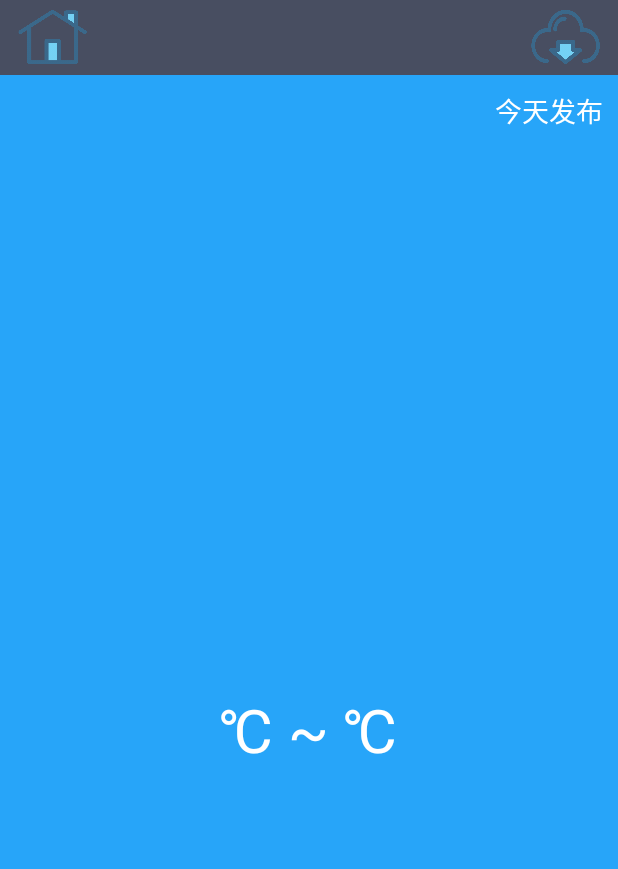
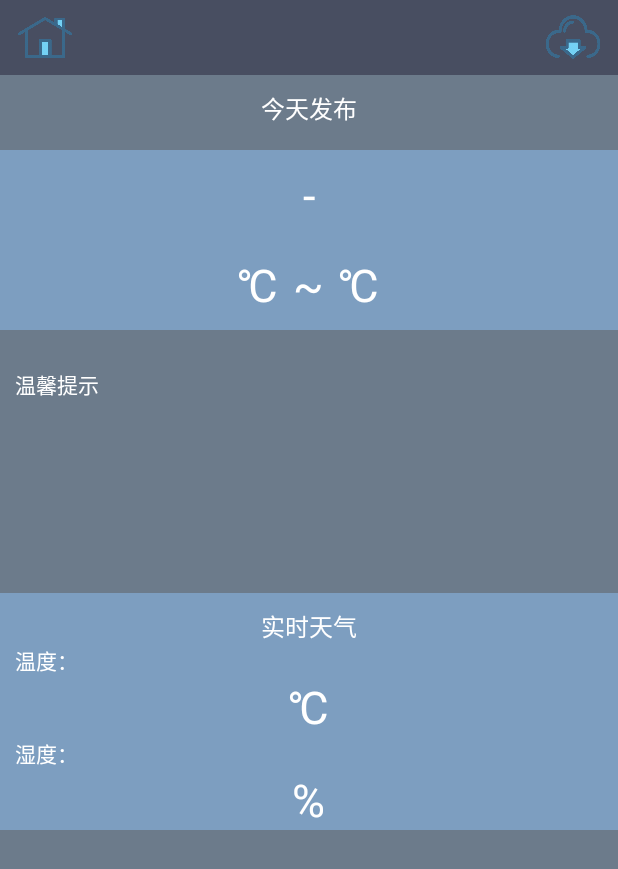
Before and after one commit to NPCMX/JustWeather, an Android app: the WeatherActivity screen opened directly, with no data from a screen before it, on a phone screen of 412 x 824 dp. Shown: the top 869 px of the screen. Run offline under Robolectric (Android 15) with nearby library versions, the phone set to English and light mode, and no system bars.

Commit message:
add more weather information to make it more useful,change its layout to be more clear.

```diff
--- a/app/src/main/AndroidManifest.xml
+++ b/app/src/main/AndroidManifest.xml
@@ -4,6 +4,7 @@
 
 
     <uses-permission android:name="android.permission.INTERNET"/>
+
 
     <application
         android:allowBackup="true"
@@ -14,13 +15,16 @@
 
         <activity
             android:name="com.npcmx.justweather.app.activity.ChooseAreaActivity"
+            android:theme="@android:style/Theme.NoTitleBar.Fullscreen"
             android:label="@string/app_name">
             <intent-filter>
                 <action android:name="android.intent.action.MAIN"/>
                 <category android:name="android.intent.category.LAUNCHER"/>
             </intent-filter>
         </activity>
-        <activity android:name="com.npcmx.justweather.app.activity.WeatherActivity">
+        <activity
+            android:theme="@android:style/Theme.NoTitleBar.Fullscreen"
+            android:name="com.npcmx.justweather.app.activity.WeatherActivity">
         </activity>
 
         <service android:name="com.npcmx.justweather.app.service.AutoUpdateService">
--- a/app/src/main/java/com/npcmx/justweather/app/activity/WeatherActivity.java
+++ b/app/src/main/java/com/npcmx/justweather/app/activity/WeatherActivity.java
@@ -6,6 +6,7 @@ import android.content.SharedPreferences;
 import android.os.Bundle;
 import android.preference.PreferenceManager;
 import android.text.TextUtils;
+import android.text.method.ScrollingMovementMethod;
 import android.view.View;
 import android.widget.Button;
 import android.widget.LinearLayout;
@@ -22,14 +23,20 @@ import com.npcmx.justweather.app.util.Utility;
  */
 public class WeatherActivity extends Activity implements View.OnClickListener {
     private LinearLayout weatherInfoLayout;
+    private LinearLayout weatherInfoLayout2;
+    private LinearLayout weatherInfoLayout3;
     private TextView cityNameText;
     private TextView publishText;
     private TextView weatherDespText;
     private TextView minTempText;
     private TextView maxTempText;
-    private TextView currentDateText;
+//    private TextView currentDateText;
+    private TextView nowTempText;
+    private TextView nowZiwaixText;
+    private TextView suggestionText;
     private Button switchCity;
     private Button refreshWeather;
+
 
     @Override
     protected void onCreate(Bundle savedInstanceState) {
@@ -38,12 +45,19 @@ public class WeatherActivity extends Activity implements View.OnClickListener {
 
         //初始化控件
         weatherInfoLayout = (LinearLayout)findViewById(R.id.weather_info_layout);
+        weatherInfoLayout2 = (LinearLayout)findViewById(R.id.weather_info_layout_2);
+        weatherInfoLayout3 = (LinearLayout)findViewById(R.id.weather_info_layout_3);
         cityNameText = (TextView)findViewById(R.id.city_name);
         publishText = (TextView)findViewById(R.id.pulish_text);
         weatherDespText = (TextView)findViewById(R.id.weather_desp);
         maxTempText = (TextView)findViewById(R.id.temp_max);
         minTempText = (TextView)findViewById(R.id.temp_min);
-        currentDateText = (TextView)findViewById(R.id.current_date);
+//        currentDateText = (TextView)findViewById(R.id.current_date);
+        nowTempText = (TextView)findViewById(R.id.now_tem);
+        nowZiwaixText = (TextView)findViewById(R.id.now_ziwaix);
+        suggestionText = (TextView)findViewById(R.id.suggest_text_view);
+        suggestionText.setMovementMethod(ScrollingMovementMethod.getInstance());
+
         switchCity = (Button)findViewById(R.id.switch_city);
         refreshWeather = (Button)findViewById(R.id.refresh_weather);
         switchCity.setOnClickListener(this);
@@ -54,6 +68,8 @@ public class WeatherActivity extends Activity implements View.OnClickListener {
             //有城市代号就去查询天气
             publishText.setText("正在同步天气");
             weatherInfoLayout.setVisibility(View.INVISIBLE);
+            weatherInfoLayout2.setVisibility(View.INVISIBLE);
+            weatherInfoLayout3.setVisibility(View.INVISIBLE);
             cityNameText.setVisibility(View.INVISIBLE);
             queryWeatherCode(cityCode);
         }else {
@@ -119,10 +135,16 @@ public class WeatherActivity extends Activity implements View.OnClickListener {
         cityNameText.setText(prefs.getString("city_name",""));
         minTempText.setText(prefs.getString("minTemp","")+"℃");
         maxTempText.setText(prefs.getString("maxTemp","")+"℃");
-        weatherDespText.setText(prefs.getString("weather_desp",""));
-        currentDateText.setText(prefs.getString("current_date",""));
+        weatherDespText.setText(prefs.getString("weather_desp_day","")+"-"+prefs.getString("weather_desp_night",""));
+//        currentDateText.setText(prefs.getString("current_date",""));
         publishText.setText("今天"+prefs.getString("publish_time","")+"发布");
+        nowTempText.setText(prefs.getString("now_temp","")+"℃");
+        nowZiwaixText.setText(prefs.getString("now_Hum","")+"%");
+        suggestionText.setText("   "+prefs.getString("suggestion",""));
+
         weatherInfoLayout.setVisibility(View.VISIBLE);
+        weatherInfoLayout2.setVisibility(View.VISIBLE);
+        weatherInfoLayout3.setVisibility(View.VISIBLE);
         cityNameText.setVisibility(View.VISIBLE);
         Intent intent = new Intent(this, AutoUpdateService.class);
         startService(intent);
--- a/app/src/main/java/com/npcmx/justweather/app/service/AutoUpdateService.java
+++ b/app/src/main/java/com/npcmx/justweather/app/service/AutoUpdateService.java
@@ -34,7 +34,7 @@ public class AutoUpdateService extends Service {
             }
         }).start();
         AlarmManager manager = (AlarmManager)getSystemService(ALARM_SERVICE);
-        int anHour = 2*60*60*1000;//一小时的毫秒
+        int anHour = 8*60*60*1000;//一小时的毫秒
         long triggerAtTime = SystemClock.elapsedRealtime() + anHour;
         Intent i = new Intent(this,AutoUpdateReceiver.class);
         PendingIntent pi = PendingIntent.getBroadcast(this,0,i,0);
@@ -48,7 +48,7 @@ public class AutoUpdateService extends Service {
     private void updateWeather(){
         SharedPreferences prefs = PreferenceManager.getDefaultSharedPreferences(this);
         String cityCode = prefs.getString("city_code","");
-        String address = "https://api.heweather.com/x3/weather?cityid="+cityCode+"&key=4f8055b25db942269ed64b8ac49a79c0";;
+        String address = "https://api.heweather.com/x3/weather?cityid="+cityCode+"&key=4f8055b25db942269ed64b8ac49a79c0";
         HttpUtil.sendHttpRequest(address, new HttpCallbackListener() {
             @Override
             public void onFinish(String response) {
--- a/app/src/main/java/com/npcmx/justweather/app/util/Utility.java
+++ b/app/src/main/java/com/npcmx/justweather/app/util/Utility.java
@@ -105,19 +105,45 @@ public class Utility {
             //简直爆炸
             JSONArray jsonArray = new JSONObject(response).getJSONArray("HeWeather data service 3.0");
             JSONObject jsonObject = jsonArray.getJSONObject(0);
+
+            JSONArray jsonArrayDaily = jsonObject.getJSONArray("daily_forecast");
+
+            JSONObject jsonObjecDate = jsonArrayDaily.getJSONObject(0);
+
+            JSONObject jsonObjectDesp = jsonObjecDate.getJSONObject("cond");
+            String weatherDespDay = jsonObjectDesp.getString("txt_d");
+            String weatherDespNig = jsonObjectDesp.getString("txt_n");
+
+            JSONObject jsonObjectTmp = jsonObjecDate.getJSONObject("tmp");
+            String minTemp = jsonObjectTmp.getString("min");
+            String maxTemp = jsonObjectTmp.getString("max");
+
             JSONObject jsonObjectCity = jsonObject.getJSONObject("basic");
-            JSONObject jsonObjectPublish = jsonObjectCity.getJSONObject("update");
-            JSONArray jsonArrayDaily = jsonObject.getJSONArray("daily_forecast");
-            JSONObject jsonObjecDate = jsonArrayDaily.getJSONObject(0);
-            JSONObject jsonObjectDesp = jsonObjecDate.getJSONObject("cond");
-            JSONObject jsonObjectTmp = jsonObjecDate.getJSONObject("tmp");
             String cityName = jsonObjectCity.getString("city");
             String weatherCode = jsonObjectCity.getString("id");
-            String minTemp = jsonObjectTmp.getString("min");
-            String maxTemp = jsonObjectTmp.getString("max");
-            String weatherDesp = jsonObjectDesp.getString("txt_d");
+
+            JSONObject jsonObjectPublish = jsonObjectCity.getJSONObject("update");
             String publishTime = jsonObjectPublish.getString("loc");
-            saveWeatherInfo(context,cityName,weatherCode,minTemp,maxTemp,weatherDesp,publishTime);
+
+            JSONObject jsonObjectNow = jsonObject.getJSONObject("now");
+//            JSONObject jsonObjectNew = jsonObjectNow.getJSONObject("cond");
+            String nowTem = jsonObjectNow.getString("tmp");
+//            String nowFeel = jsonObjectNew.getString("fl");
+            String nowHum = jsonObjectNow.getString("hum");
+
+            JSONObject jsonObjectSug = jsonObject.getJSONObject("suggestion");
+            JSONObject jsonObjectSug1 = jsonObjectSug.getJSONObject("comf");
+            JSONObject jsonObjectSug2 = jsonObjectSug.getJSONObject("drsg");
+            JSONObject jsonObjectSug3 = jsonObjectSug.getJSONObject("uv");
+            String suggestion = "  今天天气"+jsonObjectSug1.getString("brf")
+                    +","+jsonObjectSug1.getString("txt")
+                    +","+jsonObjectSug2.getString("txt")
+                    +"\n\n    紫外线强度"+jsonObjectSug3.getString("brf")
+                    +","+jsonObjectSug3.getString("txt");
+
+            saveWeatherInfo(context,cityName,weatherCode,minTemp,maxTemp,weatherDespDay,weatherDespNig,
+                    publishTime,nowTem,nowHum,suggestion);
+
         } catch (JSONException e) {
             e.printStackTrace();
         }
@@ -127,7 +153,8 @@ public class Utility {
      * 将所有天气信息存储到SharePreferences文件中
      * */
     public static void saveWeatherInfo(Context context,String cityName,String weatherCode,String minTemp,
-                                       String maxTemp,String wetherDesp,String publishTime){
+                                       String maxTemp,String weatherDespDay,String weatherDespNig,String publishTime,
+                                        String nowTem,String nowHum,String suggestion){
         SimpleDateFormat sdf = new SimpleDateFormat("yyyy年M月d日", Locale.CHINA);
 
         SharedPreferences.Editor editor = PreferenceManager.getDefaultSharedPreferences(context).edit();
@@ -136,9 +163,13 @@ public class Utility {
         editor.putString("city_code",weatherCode);
         editor.putString("minTemp",minTemp);
         editor.putString("maxTemp",maxTemp);
-        editor.putString("weather_desp",wetherDesp);
+        editor.putString("weather_desp_day",weatherDespDay);
+        editor.putString("weather_desp_night",weatherDespNig);
         editor.putString("publish_time",publishTime);
         editor.putString("current_date",sdf.format(new Date()));
+        editor.putString("now_temp",nowTem);
+        editor.putString("now_Hum",nowHum);
+        editor.putString("suggestion",suggestion);
         editor.commit();
     }
 }
--- a/app/src/main/res/layout/choose_area.xml
+++ b/app/src/main/res/layout/choose_area.xml
@@ -6,7 +6,8 @@
 
     <RelativeLayout
         android:layout_width="match_parent"
-        android:layout_height="50dp">
+        android:layout_height="50dp"
+        android:background="#484161">
 
         <TextView
             android:id="@+id/title_text"
--- a/app/src/main/res/layout/weather_layout.xml
+++ b/app/src/main/res/layout/weather_layout.xml
@@ -2,17 +2,19 @@
 <LinearLayout xmlns:android="http://schemas.android.com/apk/res/android"
     android:orientation="vertical"
     android:layout_width="match_parent"
-    android:layout_height="match_parent">
+    android:layout_height="match_parent"
+    >
 
     <RelativeLayout
         android:layout_width="match_parent"
         android:layout_height="50dp"
-        android:background="#484E61">
+        android:background="#484E61"
+        >
 
         <Button
             android:id="@+id/switch_city"
-            android:layout_width="50dp"
-            android:layout_height="40dp"
+            android:layout_width="40dp"
+            android:layout_height="30dp"
             android:layout_centerVertical="true"
             android:layout_alignParentLeft="true"
             android:layout_marginLeft="10dp"
@@ -29,8 +31,8 @@
 
         <Button
             android:id="@+id/refresh_weather"
-            android:layout_width="50dp"
-            android:layout_height="40dp"
+            android:layout_width="40dp"
+            android:layout_height="32dp"
             android:layout_centerVertical="true"
             android:layout_alignParentRight="true"
             android:layout_marginRight="10dp"
@@ -41,33 +43,28 @@
         android:layout_width="match_parent"
         android:layout_weight="1"
         android:layout_height="0dp"
-        android:background="#27A5F9">
+        android:background="#6C7B8B"
+        >
 
         <TextView
             android:id="@+id/pulish_text"
             android:layout_width="wrap_content"
             android:layout_height="wrap_content"
-            android:layout_alignParentRight="true"
-            android:layout_marginRight="10dp"
+            android:layout_centerHorizontal="true"
             android:layout_marginTop="10dp"
             android:textColor="#fff"
-            android:textSize="18sp"
+            android:textSize="16sp"
             />
 
         <LinearLayout
             android:id="@+id/weather_info_layout"
-            android:layout_width="wrap_content"
+            android:layout_centerHorizontal="true"
+            android:layout_width="match_parent"
             android:layout_height="wrap_content"
-            android:layout_centerInParent="true"
-            android:orientation="vertical">
-
-            <TextView
-                android:id="@+id/current_date"
-                android:layout_width="wrap_content"
-                android:layout_height="40dp"
-                android:gravity="center"
-                android:textColor="#FFF"
-                android:textSize="18sp"/>
+            android:layout_marginTop="50dp"
+            android:orientation="vertical"
+            android:background="#7D9EC0"
+            >
 
             <TextView
                 android:id="@+id/weather_desp"
@@ -76,8 +73,9 @@
                 android:layout_gravity="center_horizontal"
                 android:gravity="center"
                 android:textColor="#FFF"
-                android:textSize="40sp"
+                android:textSize="30sp"
                 />
+
             <LinearLayout
                 android:layout_width="wrap_content"
                 android:layout_height="60dp"
@@ -90,7 +88,8 @@
                     android:layout_height="wrap_content"
                     android:layout_gravity="center_vertical"
                     android:textColor="#FFF"
-                    android:textSize="40sp"/>
+                    android:textSize="30sp"
+                    />
 
                 <TextView
                     android:layout_width="wrap_content"
@@ -100,7 +99,7 @@
                     android:layout_marginRight="10dp"
                     android:text="~"
                     android:textColor="#FFF"
-                    android:textSize="40sp"/>
+                    android:textSize="30sp"/>
 
                 <TextView
                     android:id="@+id/temp_max"
@@ -108,9 +107,93 @@
                     android:layout_height="wrap_content"
                     android:layout_gravity="center_vertical"
                     android:textColor="#FFF"
-                    android:textSize="40sp"/>
+                    android:textSize="30sp"
+                    />
             </LinearLayout>
+
         </LinearLayout>
+
+        <LinearLayout
+            android:id="@+id/weather_info_layout_2"
+            android:layout_width="match_parent"
+            android:layout_height="wrap_content"
+            android:orientation="vertical"
+            android:layout_marginTop="25dp"
+            android:layout_below="@id/weather_info_layout"
+            >
+
+            <TextView
+                android:layout_width="wrap_content"
+                android:layout_height="30dp"
+                android:text="温馨提示"
+                android:textColor="#fff"
+                android:layout_marginLeft="10dp"/>
+
+            <TextView
+                android:id="@+id/suggest_text_view"
+                android:layout_gravity="center_horizontal"
+                android:layout_width="300dp"
+                android:layout_height="90dp"
+                android:scrollbars="vertical"
+                android:singleLine="false"
+                android:maxLines="5"
+                android:textSize="15sp"
+                android:textColor="#fff"
+                />
+
+        </LinearLayout>
+
+        <LinearLayout
+            android:id="@+id/weather_info_layout_3"
+            android:layout_width="match_parent"
+            android:layout_height="wrap_content"
+            android:orientation="vertical"
+            android:layout_marginTop="30dp"
+            android:layout_below="@id/weather_info_layout_2"
+            android:background="#7D9EC0">
+            <TextView
+                android:layout_width="wrap_content"
+                android:layout_height="wrap_content"
+                android:layout_gravity="center_horizontal"
+                android:layout_marginTop="10dp"
+                android:textColor="#fff"
+                android:textSize="16sp"
+                android:text="实时天气"
+                />
+
+            <TextView
+                android:layout_width="wrap_content"
+                android:layout_height="wrap_content"
+                android:textColor="#fff"
+                android:text="温度："
+                android:layout_marginLeft="10dp"
+                />
+            <TextView
+                android:id="@+id/now_tem"
+                android:layout_width="wrap_content"
+                android:layout_height="wrap_content"
+                android:layout_gravity="center_horizontal"
+                android:textColor="#fff"
+                android:textSize="30dp"
+                />
+            <TextView
+                android:layout_width="wrap_content"
+                android:layout_height="wrap_content"
+                android:textColor="#fff"
+                android:text="湿度："
+                android:layout_marginLeft="10dp"
+                />
+            <TextView
+                android:id="@+id/now_ziwaix"
+                android:layout_width="wrap_content"
+                android:layout_height="wrap_content"
+                android:layout_gravity="center_horizontal"
+                android:textColor="#fff"
+                android:textSize="30dp"
+                />
+
+        </LinearLayout>
+
 
     </RelativeLayout>
 
--- a/app/src/main/res/values/strings.xml
+++ b/app/src/main/res/values/strings.xml
@@ -1,3 +1,3 @@
 <resources>
-    <string name="app_name">简天气</string>
+    <string name="app_name">JustWeather</string>
 </resources>
```
